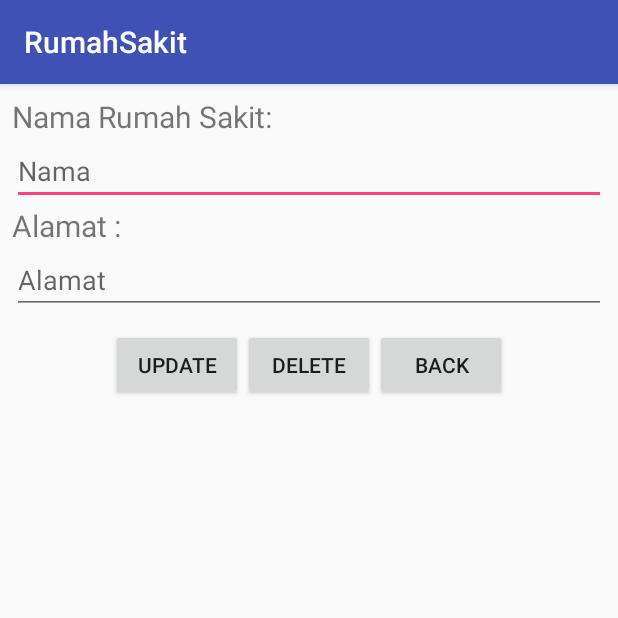
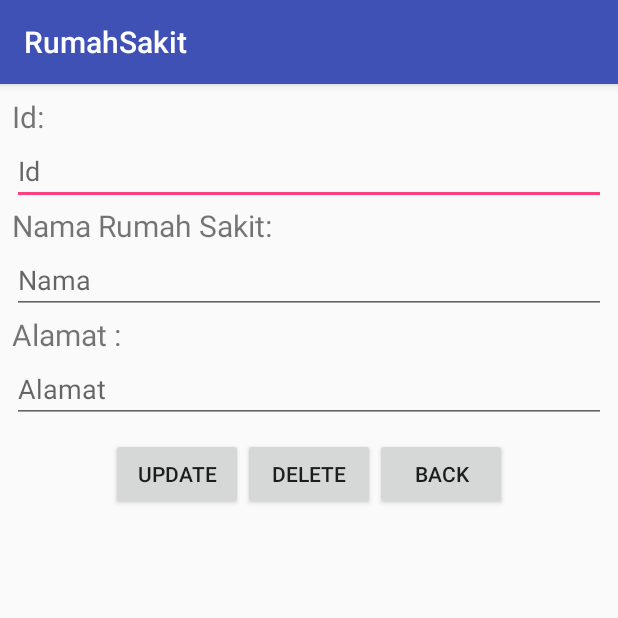
Before and after one commit to farrasdoko/RumahSakit, an Android app: the EditActivity screen opened directly, with no data from a screen before it, on a phone screen of 412 x 824 dp, the top half of it. Run offline under Robolectric (Android 15) with nearby library versions, the phone set to English and light mode, and no system bars.

Commit message:
Fixed Bugs

```diff
--- a/app/src/main/java/com/gmail/farrasabiyyu12/rumahsakit/EditActivity.java
+++ b/app/src/main/java/com/gmail/farrasabiyyu12/rumahsakit/EditActivity.java
@@ -40,6 +40,7 @@ public class EditActivity extends AppCompatActivity {
             @Override
             public void onClick(View v) {
                 Call<PostPutDelRumsak> updateRumsakCall = mApiInterface.putRumsak(
+                        edtId.getText().toString(),
                         edtNama.getText().toString(),
                         edtAlamat.getText().toString());
                 updateRumsakCall.enqueue(new Callback<PostPutDelRumsak>() {
--- a/app/src/main/java/com/gmail/farrasabiyyu12/rumahsakit/MainActivity.java
+++ b/app/src/main/java/com/gmail/farrasabiyyu12/rumahsakit/MainActivity.java
@@ -23,7 +23,7 @@ import retrofit2.Callback;
 import retrofit2.Response;
 
 public class MainActivity extends AppCompatActivity {
-    Button btIns;
+    Button btIns, btUpd;
     ApiInterface mApiInterface;
     private RecyclerView mRecyclerView;
     private RecyclerView.Adapter mAdapter;
@@ -35,6 +35,7 @@ public class MainActivity extends AppCompatActivity {
         super.onCreate(savedInstanceState);
         setContentView(R.layout.activity_main);
 
+        //TODO Insert Button
         btIns = (Button) findViewById(R.id.btIns);
         btIns.setOnClickListener(new View.OnClickListener() {
             @Override
--- a/app/src/main/java/com/gmail/farrasabiyyu12/rumahsakit/rest/ApiClient.java
+++ b/app/src/main/java/com/gmail/farrasabiyyu12/rumahsakit/rest/ApiClient.java
@@ -4,7 +4,7 @@ import retrofit2.Retrofit;
 import retrofit2.converter.gson.GsonConverterFactory;
 
 public class ApiClient {
-    public static final String BASE_URL = "http://192.168.10.18/crudrumahsakit/";
+    public static final String BASE_URL = "http://192.168.10.78/crudrumahsakit/";
     private static Retrofit retrofit = null;
     public static Retrofit getClient() {
         if (retrofit==null) {
--- a/app/src/main/java/com/gmail/farrasabiyyu12/rumahsakit/rest/ApiInterface.java
+++ b/app/src/main/java/com/gmail/farrasabiyyu12/rumahsakit/rest/ApiInterface.java
@@ -21,7 +21,8 @@ public interface ApiInterface {
                                       @Field("alamat") String alamat);
     @FormUrlEncoded
     @PUT("update_data.php")
-    Call<PostPutDelRumsak> putRumsak(@Field("nama") String nama,
+    Call<PostPutDelRumsak> putRumsak(@Field("id") String id,
+                                     @Field("nama") String nama,
                                      @Field("alamat") String alamat);
     @FormUrlEncoded
     @HTTP(method = "DELETE", path = "delete_data.php", hasBody = true)
--- a/app/src/main/res/layout/activity_edit.xml
+++ b/app/src/main/res/layout/activity_edit.xml
@@ -9,6 +9,13 @@
     android:paddingRight="8dp"
     android:paddingTop="8dp">
     <TextView
+        android:id="@+id/tvId"
+        android:layout_width="match_parent"
+        android:layout_height="wrap_content"
+        android:text="Id: "
+        android:textSize="20sp"/>
+    <TextView
+        android:layout_below="@id/edtId"
         android:id="@+id/tvNama"
         android:layout_width="match_parent"
         android:layout_height="wrap_content"
@@ -21,6 +28,12 @@
         android:text="Alamat : "
         android:layout_below="@id/edtNama"
         android:textSize="20sp"/>
+    <EditText
+        android:id="@+id/edtId"
+        android:layout_width="match_parent"
+        android:layout_height="wrap_content"
+        android:hint="Id"
+        android:layout_below="@id/tvId"/>
     <EditText
         android:id="@+id/edtNama"
         android:layout_width="match_parent"
```
Also changed, not shown: app/src/main/java/com/gmail/farrasabiyyu12/rumahsakit/adapter/RumsakAdapter.java (+4 -4 lines).
